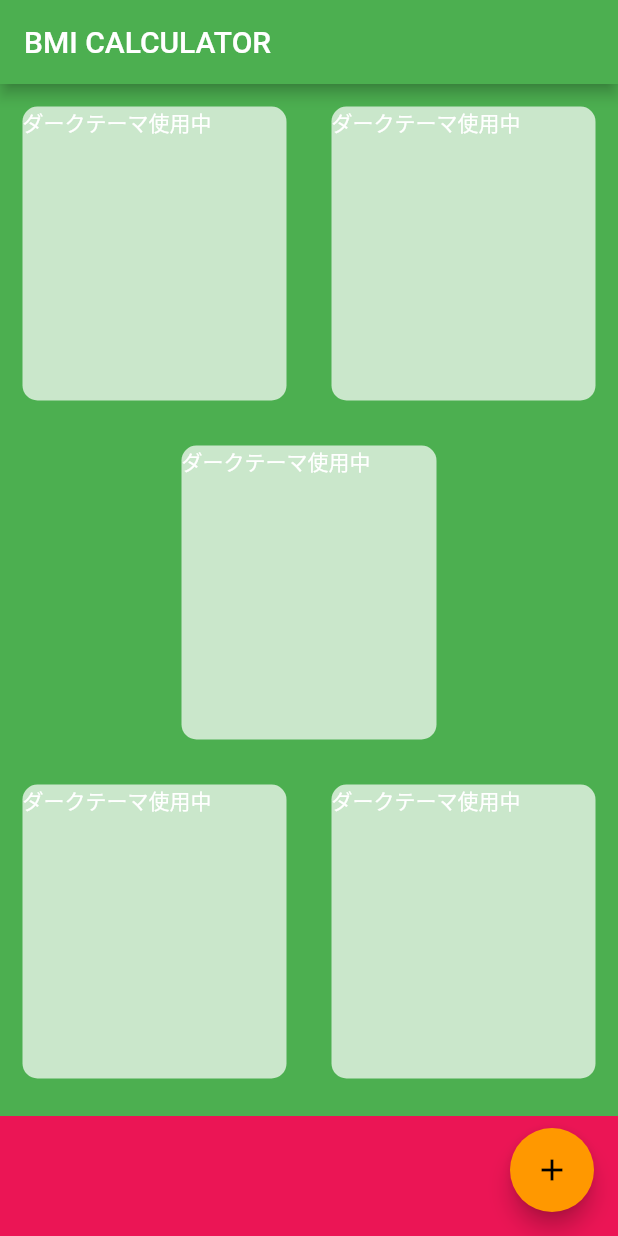
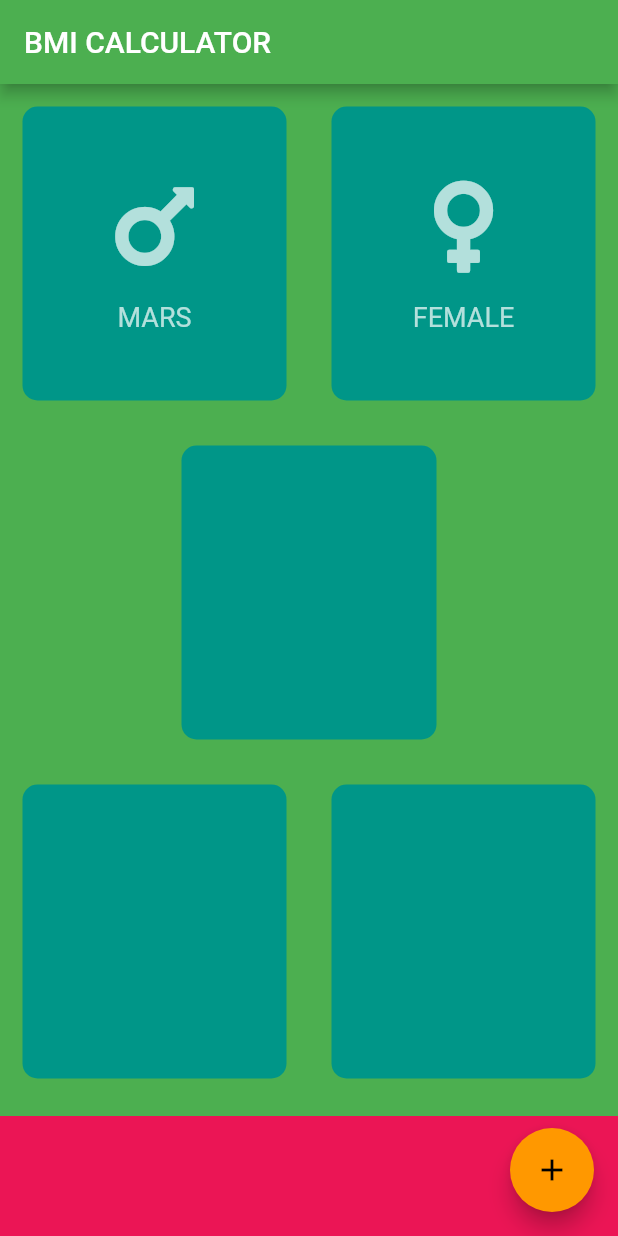
Before and after one commit to moriyamasaaaki/calculator_app, a Flutter app: the screen it shows after launch, on a phone screen of 412 x 824 dp. Run offline on Flutter 3.47's test engine with Material 2 defaults, Android fonts, the phone set to English and light mode, and no system bars; our stand-ins replace font_awesome_flutter.

Commit message:
feat(input_page): dartファイル分割、icon追加

```diff
--- /dev/null
+++ b/lib/icon_content.dart
@@ -0,0 +1,33 @@
+import 'package:flutter/material.dart';
+
+const labelTextStyle = TextStyle(
+  fontSize: 18.0,
+  color: Colors.white70,
+);
+
+class IconContent extends StatelessWidget {
+  IconContent({this.icon, this.label});
+
+  final IconData icon;
+  final String label;
+  @override
+  Widget build(BuildContext context) {
+    return Column(
+      mainAxisAlignment: MainAxisAlignment.center,
+      children: <Widget>[
+        Icon(
+          icon,
+          color: Colors.white70,
+          size: 70.0,
+        ),
+        SizedBox(
+          height: 15.0,
+        ),
+        Text(
+          label,
+          style: labelTextStyle,
+        ),
+      ],
+    );
+  }
+}
--- a/lib/input_page.dart
+++ b/lib/input_page.dart
@@ -1,7 +1,10 @@
 import 'package:flutter/material.dart';
+import 'package:font_awesome_flutter/font_awesome_flutter.dart';
+import 'icon_content.dart';
+import 'reusable_card.dart';
 
 const bottomContainerHeight = 80.0;
-const activeCardColor = Colors.white70;
+const activeCardColor = Colors.teal;
 const bottomContainerColor = Color(0xFFEB1555);
 
 class InputPage extends StatefulWidget {
@@ -24,11 +27,19 @@ class _InputPageState extends State<InputPage> {
               Expanded(
                 child: ReusableCard(
                   color: activeCardColor,
+                  cardChild: IconContent(
+                    icon: FontAwesomeIcons.mars,
+                    label: 'MARS',
+                  ),
                 ),
               ),
               Expanded(
                 child: ReusableCard(
                   color: activeCardColor,
+                  cardChild: IconContent(
+                    icon: FontAwesomeIcons.venus,
+                    label: 'FEMALE',
+                  ),
                 ),
               ),
             ],
@@ -70,21 +81,3 @@ class _InputPageState extends State<InputPage> {
     );
   }
 }
-
-class ReusableCard extends StatelessWidget {
-  ReusableCard({@required this.color});
-
-  final Color color;
-
-  @override
-  Widget build(BuildContext context) {
-    return Container(
-      margin: EdgeInsets.all(15.0),
-      decoration: BoxDecoration(
-          color: color, borderRadius: BorderRadius.circular(10.0)),
-      width: 170.0,
-      height: 200.0,
-      child: Text('ダークテーマ使用中'),
-    );
-  }
-}
--- /dev/null
+++ b/lib/reusable_card.dart
@@ -0,0 +1,21 @@
+import 'package:flutter/material.dart';
+
+class ReusableCard extends StatelessWidget {
+  ReusableCard({@required this.color, this.cardChild});
+
+  final Color color;
+  final Widget cardChild;
+
+  @override
+  Widget build(BuildContext context) {
+    return Container(
+      child: cardChild,
+      margin: EdgeInsets.all(15.0),
+      decoration: BoxDecoration(
+          color: color, borderRadius: BorderRadius.circular(10.0)),
+      width: 170.0,
+      height: 200.0,
+//      child: Text('ダークテーマ使用中'),
+    );
+  }
+}
```
Also changed, not shown: pubspec.yaml (+1 -49 lines), pubspec.lock, 1 other file.
